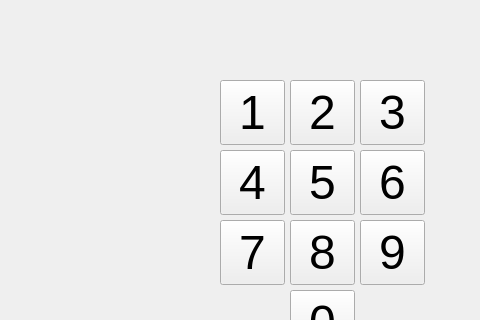
Above: bankko/ATMLogin/login.ui from tvt20kmo-ohjelmistokehitysprojekti/Group9 before the change; both pictures show x 0 to 480 and y 0 to 320 of the 650 by 680 pixel window. Below: the same form after it.
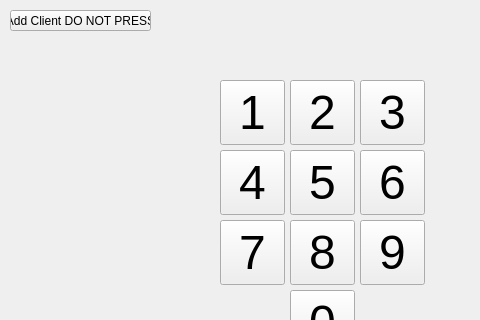
That is the form after the change.

Commit message: Added ClientInterface and Deposit.

```diff
--- a/bankko/ATMLogin/login.ui
+++ b/bankko/ATMLogin/login.ui
@@ -302,6 +302,19 @@
      <string>3</string>
     </property>
    </widget>
+   <widget class="QPushButton" name="btnClientInterface">
+    <property name="geometry">
+     <rect>
+      <x>10</x>
+      <y>10</y>
+      <width>141</width>
+      <height>21</height>
+     </rect>
+    </property>
+    <property name="text">
+     <string>Add Client DO NOT PRESS</string>
+    </property>
+   </widget>
   </widget>
   <widget class="QMenuBar" name="menubar">
    <property name="geometry">
```
Left out of the diff: 2 changed lines with no effect on the pictures. The commit also changes 15 other files.
